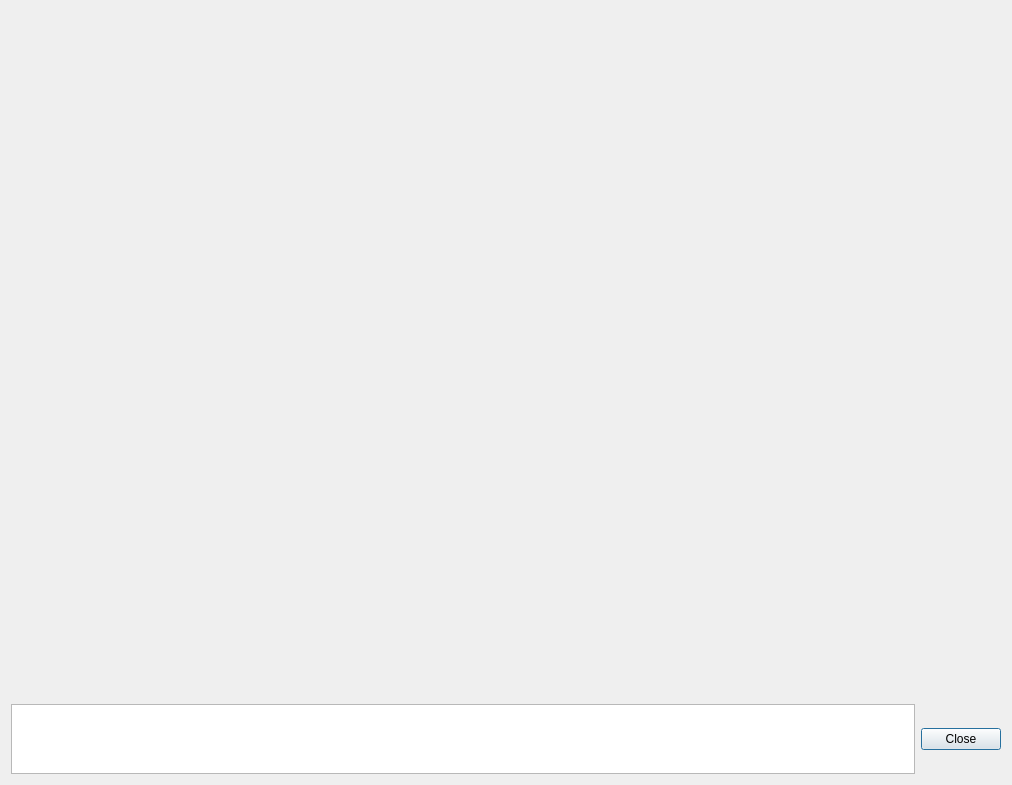
Above: source/dialogmemoryanalyze.ui from leuat/TRSE before the change. Below: the same form after it.
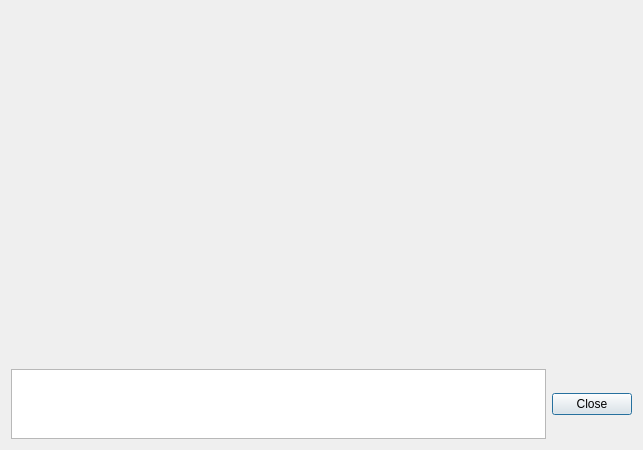
That is the form after the change.

What changed in the file:
```diff
--- a/source/dialogmemoryanalyze.ui
+++ b/source/dialogmemoryanalyze.ui
@@ -6,8 +6,8 @@
    <rect>
     <x>0</x>
     <y>0</y>
-    <width>1012</width>
-    <height>785</height>
+    <width>643</width>
+    <height>450</height>
    </rect>
   </property>
   <property name="windowTitle">
```
